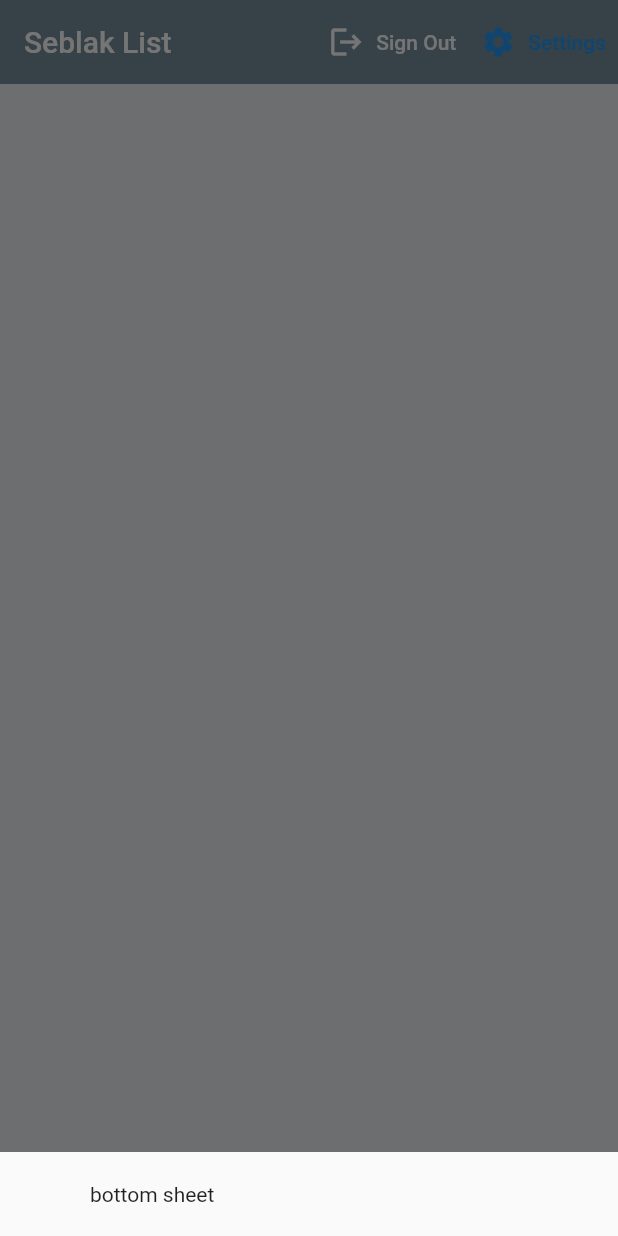
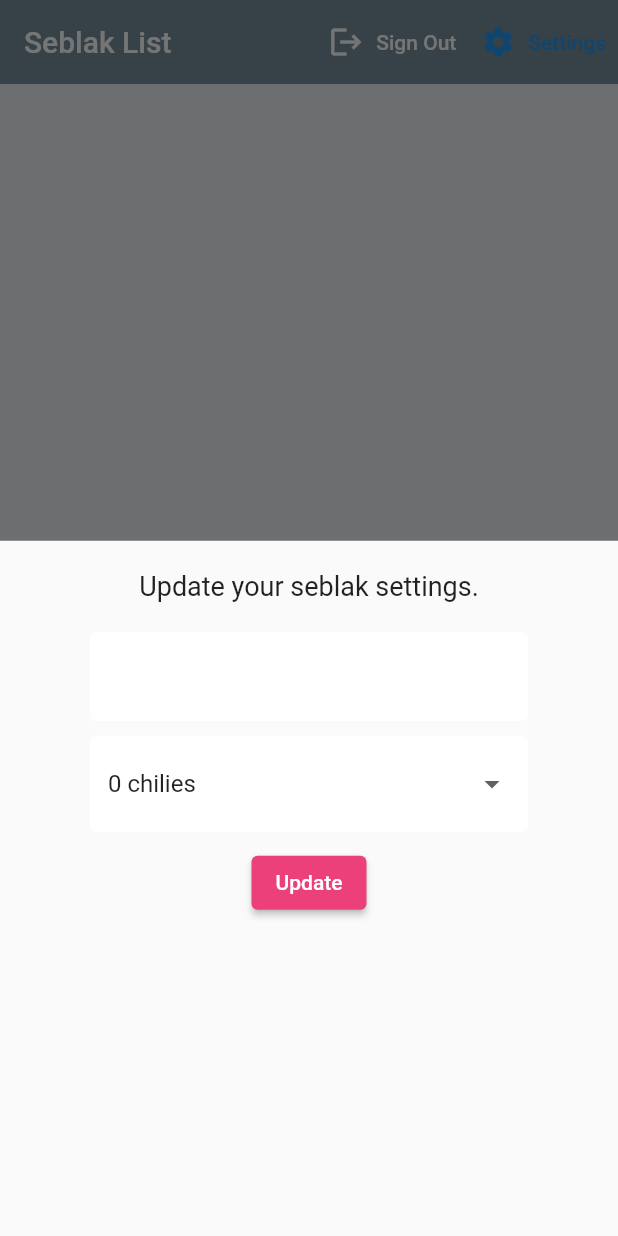
Before and after one commit to andikabahari/flutter-firebase, a Flutter app: the screen it shows once a user with an empty profile is signed in, after a tap on "Settings", on a phone screen of 412 x 824 dp. Run offline on Flutter 3.47's test engine with Material 2 defaults, Android fonts, the phone set to English and light mode, and no system bars; our stand-ins replace cloud_firestore, firebase_auth, firebase_core, flutter_spinkit; accounts and stored records are empty.

```diff
--- a/lib/screens/home/home.dart
+++ b/lib/screens/home/home.dart
@@ -1,6 +1,7 @@
 import 'package:flutter/material.dart';
 import 'package:cloud_firestore/cloud_firestore.dart';
 import 'package:flutter_firebase/models/seblak.dart';
+import 'package:flutter_firebase/screens/home/settings_form.dart';
 import 'package:flutter_firebase/services/auth.dart';
 import 'package:flutter_firebase/services/database.dart';
 import 'package:provider/provider.dart';
@@ -17,7 +18,7 @@ class Home extends StatelessWidget {
         builder: (context) {
           return Container(
             padding: EdgeInsets.symmetric(vertical: 20.0, horizontal: 60.0),
-            child: Text('bottom sheet'),
+            child: SettingsForm(),
           );
         },
       );
--- /dev/null
+++ b/lib/screens/home/settings_form.dart
@@ -0,0 +1,63 @@
+import 'package:flutter/material.dart';
+import 'package:flutter_firebase/shared/constants.dart';
+
+class SettingsForm extends StatefulWidget {
+  const SettingsForm({Key? key}) : super(key: key);
+
+  @override
+  _SettingsFormState createState() => _SettingsFormState();
+}
+
+class _SettingsFormState extends State<SettingsForm> {
+  final _formKey = GlobalKey<FormState>();
+  final List<int> chilies = [0, 1, 2, 3, 4, 5];
+
+  String _currentName = '';
+  int _currentChilies = 0;
+  int _currentSpicyLevel = 0;
+
+  @override
+  Widget build(BuildContext context) {
+    return Form(
+      key: _formKey,
+      child: Column(
+        children: <Widget>[
+          Text(
+            'Update your seblak settings.',
+            style: TextStyle(fontSize: 18.0),
+          ),
+          SizedBox(height: 20.0),
+          TextFormField(
+            decoration: textInputDecoration,
+            validator: (val) => val!.isEmpty ? 'Please enter a name.' : null,
+            onChanged: (val) => setState(() => _currentName = val),
+          ),
+          SizedBox(height: 10.0),
+          DropdownButtonFormField(
+            value: _currentChilies,
+            decoration: textInputDecoration,
+            items: chilies.map((chilies) {
+              return DropdownMenuItem(
+                value: chilies,
+                child: Text('$chilies chilies'),
+              );
+            }).toList(),
+            onChanged: (int? val) => setState(() => _currentChilies = val!),
+          ),
+          SizedBox(height: 10.0),
+          ElevatedButton(
+              child: Text(
+                'Update',
+                style: TextStyle(color: Colors.white),
+              ),
+              style: ElevatedButton.styleFrom(primary: Colors.pink[400]),
+              onPressed: () async {
+                print(_currentName);
+                print(_currentChilies);
+                print(_currentSpicyLevel);
+              }),
+        ],
+      ),
+    );
+  }
+}
```
